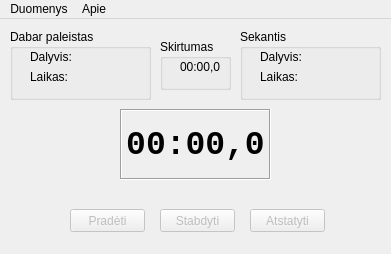
This is GUIs/MainWindow.ui in kulverstukas1/DuathlonStarter as Qt 5 draws it before an edit. The edited form follows.
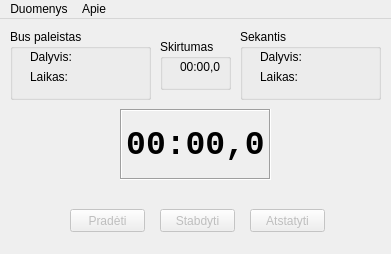
This is the edited form. Icons and pictures are not drawn.

```diff
--- a/GUIs/MainWindow.ui
+++ b/GUIs/MainWindow.ui
@@ -34,7 +34,7 @@
      </rect>
     </property>
     <property name="title">
-     <string>Dabar paleistas</string>
+     <string>Bus paleistas</string>
     </property>
     <property name="flat">
      <bool>false</bool>
```
